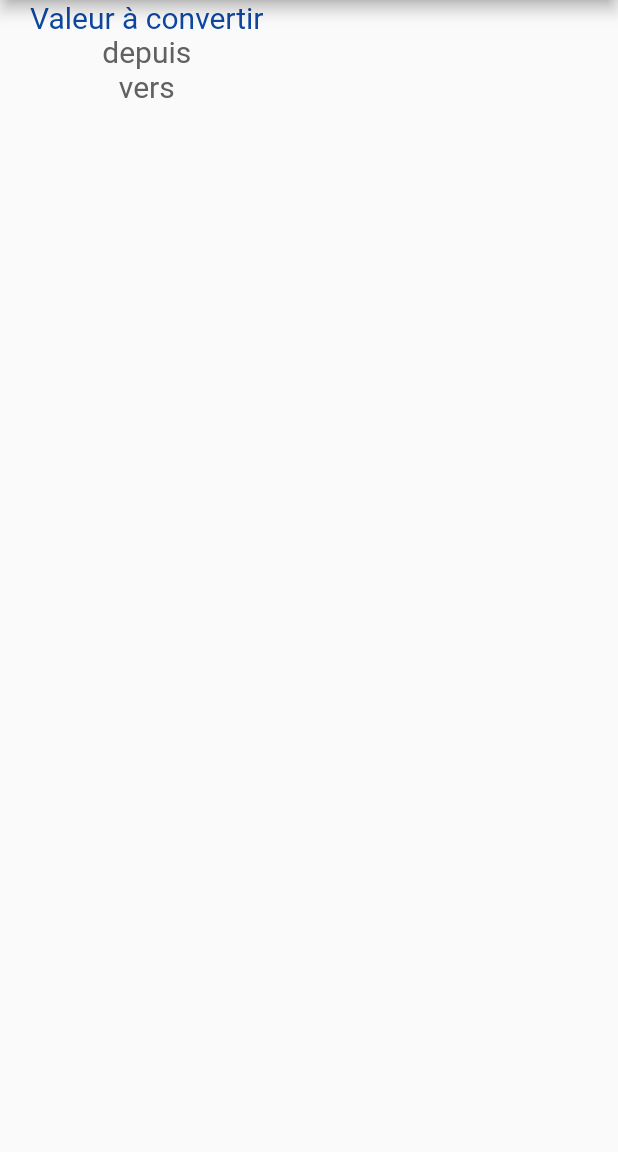
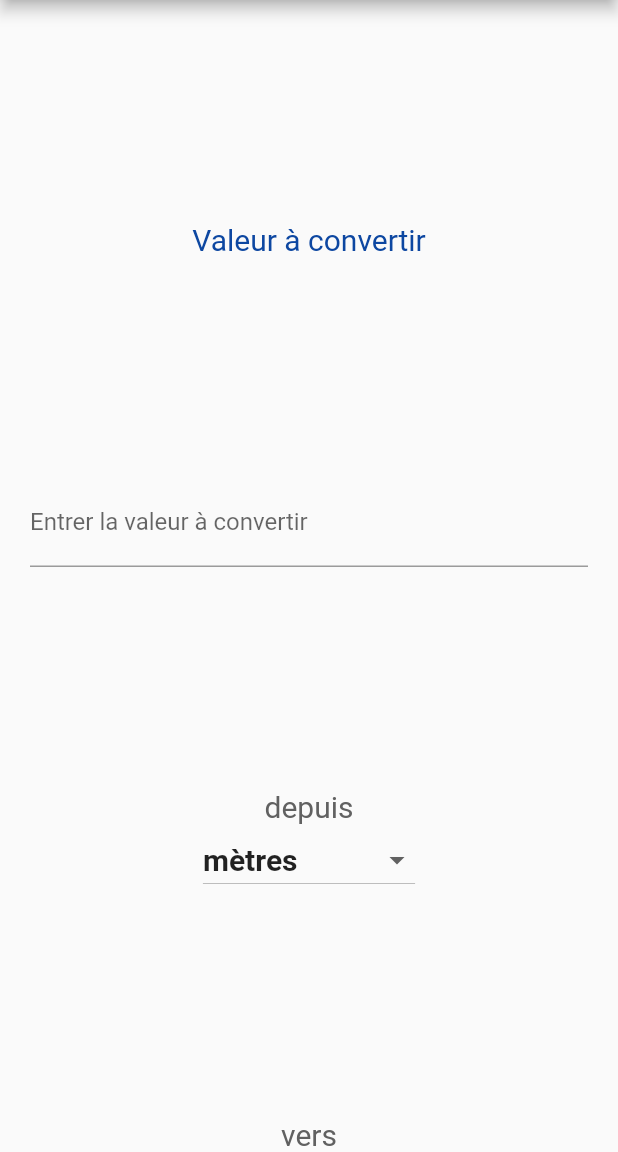
Before and after one commit to LePhostavius/dev_mobile_tp1, a Flutter app: the screen it shows after launch, on a phone screen of 412 x 824 dp, the part 84-1236 px from its top. Run offline on Flutter 3.47's test engine with Material 2 defaults, Android fonts, the phone set to English and light mode, and no system bars.

```diff
--- a/flutter_application_1/lib/main copy.dart
+++ b/flutter_application_1/lib/main copy.dart
@@ -81,7 +81,7 @@ DropdownMenuItem<String> buildMenuItem(String item)=>  DropdownMenuItem(
   {
     setState(() {
       _nombreSaisi = '$a';
-      print(_nombreSaisi);
+
     });
   }
 
--- a/flutter_application_1/lib/main.dart
+++ b/flutter_application_1/lib/main.dart
@@ -6,7 +6,17 @@ void main() {
   runApp(ConvertisseurDeMesures());
 }
 
-class ConvertisseurDeMesures extends StatelessWidget{
+class ConvertisseurDeMesures extends StatefulWidget{
+  @override
+  State<ConvertisseurDeMesures> createState() => _ConvertisseurDeMesuresState();
+}
+
+void initState()
+{
+  double _nombreSaisi = 0.0;
+}
+
+class _ConvertisseurDeMesuresState extends State<ConvertisseurDeMesures> {
   @override
   Widget build(BuildContext context) {
     return MaterialApp(
@@ -16,10 +26,71 @@ class ConvertisseurDeMesures extends StatelessWidget{
         body: Container(
           padding : EdgeInsets.symmetric(horizontal: 20),
           child : Column(
-            children: [v_a_c(),depuis(),vers()],
+            children: [Spacer(),v_a_c(),Spacer(),DataToConvert(),Spacer(),depuis(),unite_depart(),Spacer(),vers()],
           )
         )
       ));}
+}
+
+
+class DataToConvert extends StatefulWidget {
+  @override
+  State<DataToConvert> createState() => _DataToConvertState();
+}
+
+class _DataToConvertState extends State<DataToConvert> {
+  @override
+  Widget build(BuildContext context){
+    return TextFormField(
+      keyboardType: TextInputType.number,
+      decoration: const InputDecoration(
+        border: UnderlineInputBorder(),
+        labelText: 'Entrer la valeur à convertir',
+      ),
+    );
+  }
+}
+
+
+class unite_depart extends StatefulWidget {
+
+
+  @override
+  State<unite_depart> createState() => _unite_departState();
+}
+
+class _unite_departState extends State<unite_depart> {
+
+String _uniteDepart = "";
+
+ final List<String> _unitesMesures = [
+    'mètres',
+    'kilomètres',
+    'grammes',
+    'kilogrammes',
+    'pieds',
+    'miles',
+    'livres',
+    'onces'
+  ];
+
+  @override
+  void initState()
+  {
+    _uniteDepart = _unitesMesures.first;
+  }
+
+  DropdownMenuItem<String> buildMenuItem(String item)=>  DropdownMenuItem(
+  value: item,
+  child:Text(item,style:TextStyle(fontWeight: FontWeight.bold,fontSize:20),)
+);
+
+  @override
+  Widget build(BuildContext context) {
+    return DropdownButton<String>(value: _uniteDepart,items: _unitesMesures.map(buildMenuItem).toList(),
+     onChanged: (value) => setState(((() => this._uniteDepart = value!))));
+
+  }
 }
 
 
```
